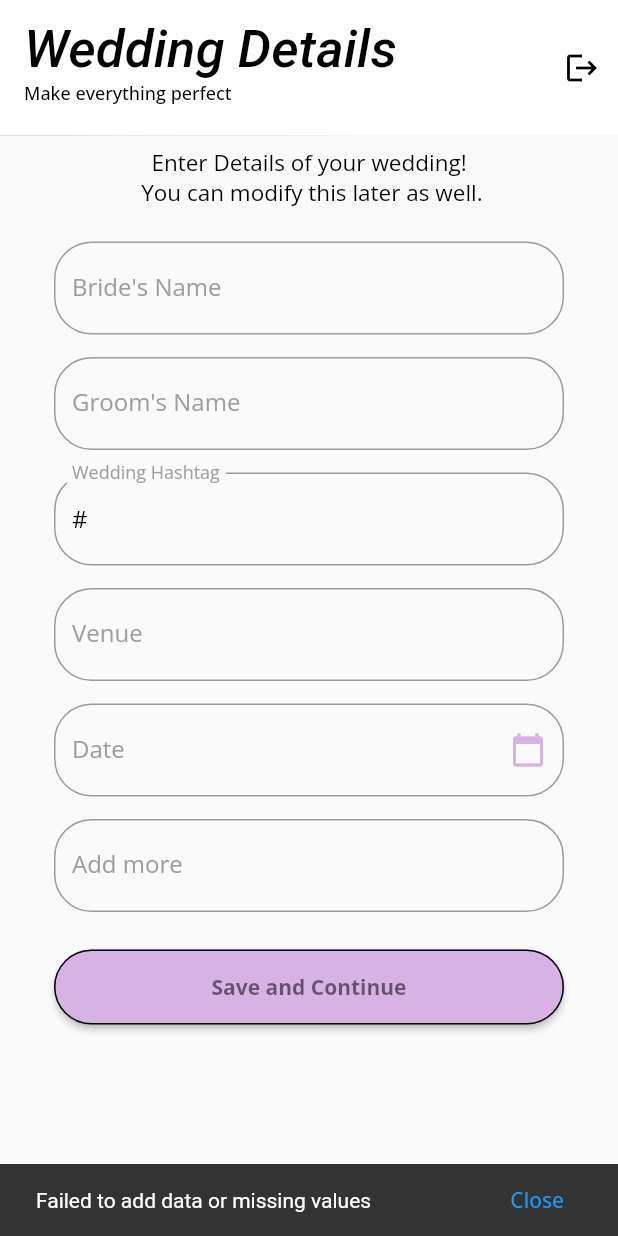
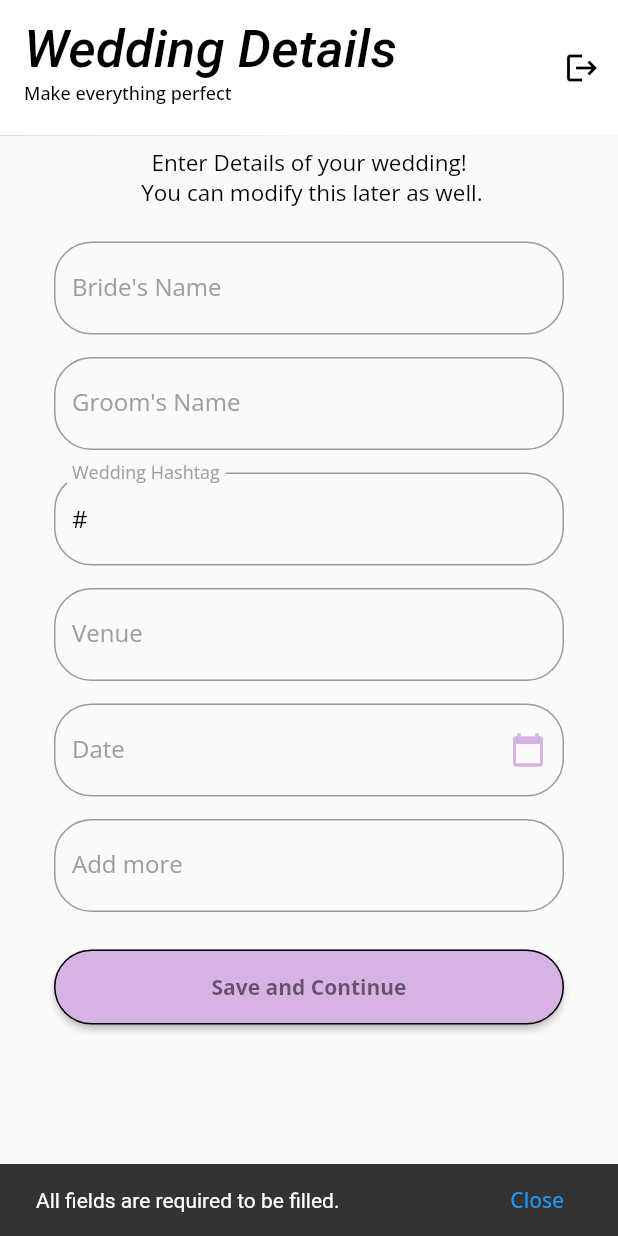
Before and after one commit to IamBansal/vivah_ai, a Flutter app: the InitialDetails screen opened directly, after a tap on "Save and Continue", on a phone screen of 412 x 824 dp. Run offline on Flutter 3.47's test engine with Material 2 defaults, Android fonts, the phone set to English and light mode, and no system bars; our stand-ins replace camera, chewie, cloud_firestore, file_picker, firebase_auth, firebase_core and 12 more; missing offline and left inert: fluttercontactpicker; accounts and stored records are empty; Roboto replaces fonts that are missing (Carattere).

Commit message:
UI Fixes

```diff
--- a/lib/screens/auth/initial_details.dart
+++ b/lib/screens/auth/initial_details.dart
@@ -125,7 +125,10 @@ class _InitialDetailsState extends State<InitialDetails> {
             CustomButton(
               label: 'Save and Continue',
               onButtonPressed: (context) => validateAndAddData(),
-            )
+            ),
+            const SizedBox(
+              height: 15,
+            ),
           ],
         ),
       ),
@@ -179,14 +182,15 @@ class _InitialDetailsState extends State<InitialDetails> {
         ),
       ));
     } catch (error) {
+      showSnackBar(context, 'Error adding data: $error');
       debugPrint('Error adding data: $error');
     }
   }
 
-  void showSnackBar(BuildContext context) {
+  void showSnackBar(BuildContext context, String message) {
     ScaffoldMessenger.of(context).showSnackBar(
       SnackBar(
-        content: const Text('Failed to add data or missing values'),
+        content: Text(message),
         duration: const Duration(seconds: 3),
         action: SnackBarAction(
           label: 'Close',
@@ -213,7 +217,7 @@ class _InitialDetailsState extends State<InitialDetails> {
           _dateController.text,
           _moreController.text);
     } else {
-      showSnackBar(context);
+      showSnackBar(context, 'All fields are required to be filled.');
     }
   }
 }
--- a/lib/screens/auth/login_screen.dart
+++ b/lib/screens/auth/login_screen.dart
@@ -273,17 +273,6 @@ class _LoginScreenState extends State<LoginScreen> {
                             color: Colors.grey,
                             fontSize: 16.0,
                           ),
-                          // suffixIcon: IconButton(
-                          //   icon: Icon(
-                          //     _obscureText ? Icons.visibility : Icons.visibility_off,
-                          //     color: Colors.black,
-                          //   ),
-                          //   onPressed: () {
-                          //     setState(() {
-                          //       _obscureText = !_obscureText;
-                          //     });
-                          //   },
-                          // ),
                         ),
                         textAlignVertical: TextAlignVertical.center,
                         style: const TextStyle(color: Colors.black),
@@ -428,7 +417,7 @@ class _LoginScreenState extends State<LoginScreen> {
       }
     } else {
       ScaffoldMessenger.of(context).showSnackBar(const SnackBar(
-        content: Text('Check for the inputs and hashtags (Hashtag must start with #)'),
+        content: Text('All fields are required to be filled'),
         duration: Duration(seconds: 2),
       ));
     }
--- a/lib/screens/guest_screens/guest_list_screen.dart
+++ b/lib/screens/guest_screens/guest_list_screen.dart
@@ -123,7 +123,7 @@ class _GuestListScreenState extends State<GuestListScreen> {
                   child: CustomTextField(
                       controller: _nameController,
                       label: 'Name',
-                      hint: 'Enter Preferred Name - e.g., Bindu Chachu', expand: false)),
+                      hint: 'Enter Preferred Name - e.g., Bride\'s Chachu', expand: false)),
               const SizedBox(
                 height: 15,
               ),
```
